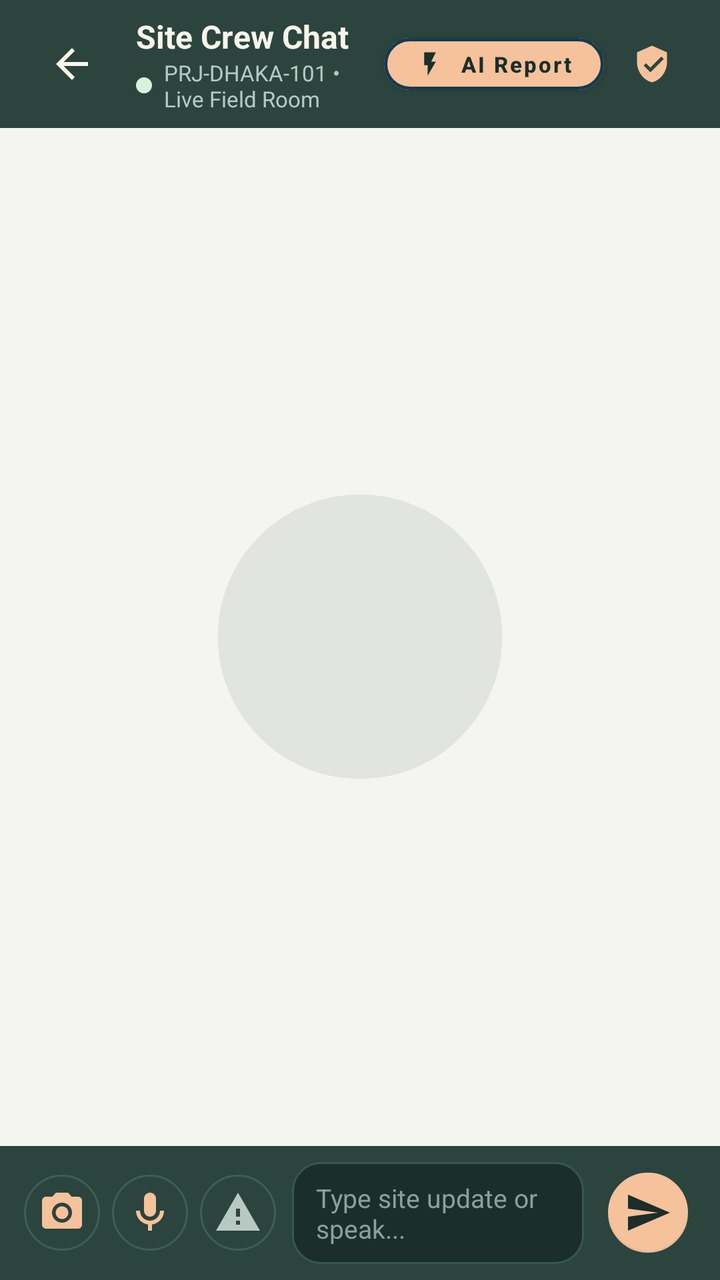
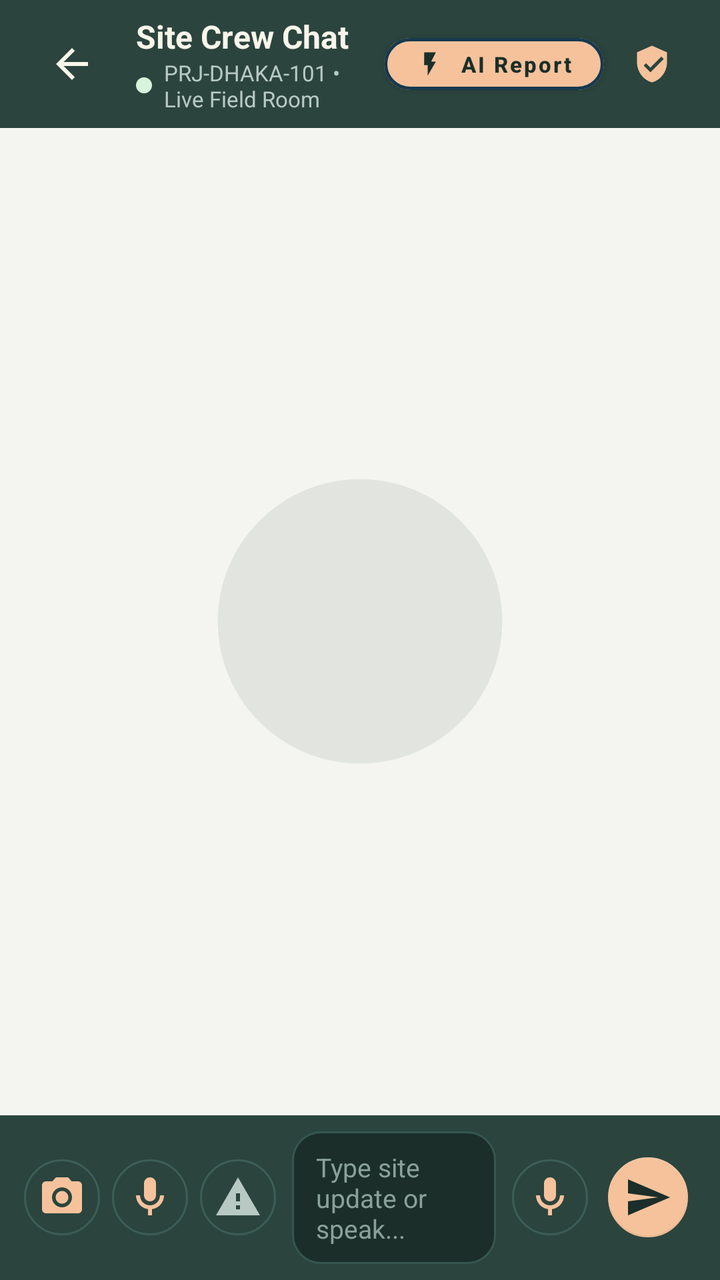

Two renders of the same Android screen: before a commit and after it. Below are the layout's source before the change and the commit's diff.
<!-- AndroidManifest.xml: application theme Theme.SiteSync -->
<!-- res/layout/activity_site_chat.xml -->
<?xml version="1.0" encoding="utf-8"?>
<LinearLayout xmlns:android="http://schemas.android.com/apk/res/android"
    xmlns:app="http://schemas.android.com/apk/res-auto"
    xmlns:tools="http://schemas.android.com/tools"
    android:layout_width="match_parent"
    android:layout_height="match_parent"
    android:orientation="vertical"
    android:background="@color/canvas_cream">

    
    <LinearLayout
        android:layout_width="match_parent"
        android:layout_height="64dp"
        android:background="@color/forest_card_dark"
        android:gravity="center_vertical"
        android:orientation="horizontal"
        android:paddingHorizontal="16dp">

        <ImageButton
            android:id="@+id/btnBackFromChat"
            android:layout_width="40dp"
            android:layout_height="40dp"
            android:background="?attr/selectableItemBackgroundBorderless"
            android:src="@drawable/ic_arrow_back"
            app:tint="@color/text_on_dark_primary" />

        <LinearLayout
            android:layout_width="0dp"
            android:layout_height="wrap_content"
            android:layout_weight="1"
            android:layout_marginStart="12dp"
            android:orientation="vertical">

            <TextView
                android:id="@+id/tvChatProjectTitle"
                android:layout_width="wrap_content"
                android:layout_height="wrap_content"
                android:text="Site Crew Chat"
                android:textColor="@color/text_on_dark_primary"
                android:textSize="16sp"
                android:textStyle="bold" />

            <LinearLayout
                android:layout_width="wrap_content"
                android:layout_height="wrap_content"
                android:gravity="center_vertical"
                android:orientation="horizontal">

                <View
                    android:layout_width="8dp"
                    android:layout_height="8dp"
                    android:background="@drawable/bg_badge_green"
                    android:layout_marginEnd="6dp" />

                <TextView
                    android:id="@+id/tvChatSubtitleCode"
                    android:layout_width="wrap_content"
                    android:layout_height="wrap_content"
                    android:text="PRJ-DHAKA-101 • Live Field Room"
                    android:textColor="@color/text_on_dark_secondary"
                    android:textSize="11sp" />
            </LinearLayout>
        </LinearLayout>

        <com.google.android.material.button.MaterialButton
            android:id="@+id/btnGenerateChatReport"
            android:layout_width="wrap_content"
            android:layout_height="38dp"
            android:text="AI Report"
            android:textColor="@color/forest_surface_deep"
            android:textSize="11sp"
            android:textStyle="bold"
            app:cornerRadius="19dp"
            app:backgroundTint="@color/peach_accent"
            app:icon="@drawable/ic_flash_on"
            app:iconTint="@color/forest_surface_deep"
            app:iconSize="14dp"
            android:textAllCaps="false"
            android:layout_marginEnd="6dp" />

        <ImageView
            android:id="@+id/btnChatFilterUrgent"
            android:layout_width="36dp"
            android:layout_height="36dp"
            android:padding="8dp"
            android:src="@drawable/ic_shield"
            app:tint="@color/peach_accent"
            android:background="?attr/selectableItemBackgroundBorderless"
            android:contentDescription="Urgent filter" />
    </LinearLayout>

    
    <FrameLayout
        android:layout_width="match_parent"
        android:layout_height="0dp"
        android:layout_weight="1">

        
        <ImageView
            android:id="@+id/ivChatWatermark"
            android:layout_width="160dp"
            android:layout_height="160dp"
            android:layout_gravity="center"
            android:src="@drawable/ic_sitesync_logo"
            app:tint="@color/forest_card_inset"
            android:alpha="0.09"
            android:contentDescription="Watermark" />

        
        <androidx.recyclerview.widget.RecyclerView
            android:id="@+id/rvChatMessages"
            android:layout_width="match_parent"
            android:layout_height="match_parent"
            android:clipToPadding="false"
            android:paddingTop="12dp"
            android:paddingBottom="12dp" />

        
        <LinearLayout
            android:id="@+id/layoutTypingIndicator"
            android:layout_width="wrap_content"
            android:layout_height="wrap_content"
            android:layout_gravity="bottom|start"
            android:layout_marginStart="16dp"
            android:layout_marginBottom="4dp"
            android:background="@drawable/bg_badge_pill_teal"
            android:orientation="horizontal"
            android:paddingHorizontal="10dp"
            android:paddingVertical="4dp"
            android:gravity="center_vertical"
            android:visibility="gone">

            <TextView
                android:id="@+id/tvTypingIndicator"
                android:layout_width="wrap_content"
                android:layout_height="wrap_content"
                android:text="Worker is typing..."
                android:textColor="@color/peach_accent"
                android:textSize="11sp"
                android:textStyle="italic" />
        </LinearLayout>
    </FrameLayout>

    
    <LinearLayout
        android:layout_width="match_parent"
        android:layout_height="wrap_content"
        android:background="@color/forest_card_dark"
        android:gravity="center_vertical"
        android:orientation="horizontal"
        android:paddingHorizontal="12dp"
        android:paddingVertical="8dp">

        
        <ImageButton
            android:id="@+id/btnAttachPhoto"
            android:layout_width="38dp"
            android:layout_height="38dp"
            android:background="@drawable/bg_pill_forest_action"
            android:src="@drawable/ic_camera"
            app:tint="@color/peach_accent"
            android:contentDescription="Attach Photo" />

        
        <ImageButton
            android:id="@+id/btnVoiceToText"
            android:layout_width="38dp"
            android:layout_height="38dp"
            android:layout_marginStart="6dp"
            android:background="@drawable/bg_pill_forest_action"
            android:src="@drawable/ic_mic"
            app:tint="@color/peach_accent"
            android:contentDescription="Voice to text" />

        
        <ImageButton
            android:id="@+id/btnToggleUrgent"
            android:layout_width="38dp"
            android:layout_height="38dp"
            android:layout_marginStart="6dp"
            android:background="@drawable/bg_pill_forest_action"
            android:src="@drawable/ic_warning_hazard"
            app:tint="@color/text_on_dark_secondary"
            android:contentDescription="Toggle Urgent" />

        <EditText
            android:id="@+id/etChatMessageInput"
            android:layout_width="0dp"
            android:layout_height="wrap_content"
            android:layout_weight="1"
            android:layout_marginHorizontal="8dp"
            android:background="@drawable/bg_forest_input"
            android:hint="Type site update or speak..."
            android:textColorHint="@color/text_on_dark_muted"
            android:textColor="@color/text_on_dark_primary"
            android:textSize="13sp"
            android:paddingHorizontal="12dp"
            android:paddingVertical="9dp"
            android:maxLines="3" />

        <com.google.android.material.floatingactionbutton.FloatingActionButton
            android:id="@+id/btnSendChatMessage"
            android:layout_width="wrap_content"
            android:layout_height="wrap_content"
            app:fabCustomSize="40dp"
            app:elevation="0dp"
            app:backgroundTint="@color/peach_accent"
            app:tint="@color/forest_surface_deep"
            android:src="@drawable/ic_send"
            android:contentDescription="Send" />
    </LinearLayout>
</LinearLayout>
<!-- resources referenced by this layout -->
<resources>
  <color name="canvas_cream">#F4F5F0</color>
  <color name="forest_card_dark">#FF2B443E</color>
  <color name="forest_card_inset">#1F342F</color>
  <color name="forest_surface_deep">#FF1B2E29</color>
  <color name="peach_accent">#F5C29B</color>
  <color name="text_on_dark_muted">#89A19A</color>
  <color name="text_on_dark_primary">#F9F5EB</color>
  <color name="text_on_dark_secondary">#B8C9C3</color>
  <!-- drawable bg_badge_green (drawable) -->
  <?xml version="1.0" encoding="utf-8"?>
  <shape xmlns:android="http://schemas.android.com/apk/res/android"
      android:shape="rectangle">
      <solid android:color="@color/badge_green_bg" />
      <corners android:radius="14dp" />
  </shape>
  <!-- drawable bg_badge_pill_teal (drawable) -->
  <?xml version="1.0" encoding="utf-8"?>
  <shape xmlns:android="http://schemas.android.com/apk/res/android"
      android:shape="rectangle">
      <solid android:color="@color/forest_card_dark" />
      <corners android:radius="16dp" />
      <stroke
          android:width="1dp"
          android:color="@color/forest_stroke" />
  </shape>
  <!-- drawable bg_pill_forest_action (drawable) -->
  <?xml version="1.0" encoding="utf-8"?>
  <shape xmlns:android="http://schemas.android.com/apk/res/android"
      android:shape="rectangle">
      <solid android:color="@color/forest_card_dark" />
      <stroke
          android:width="1dp"
          android:color="@color/forest_stroke" />
      <corners android:radius="28dp" />
  </shape>
  <!-- drawable ic_arrow_back (drawable) -->
  <vector xmlns:android="http://schemas.android.com/apk/res/android"
      android:width="24dp"
      android:height="24dp"
      android:viewportWidth="24"
      android:viewportHeight="24">
      <path
          android:fillColor="#0F172A"
          android:pathData="M20,11H7.83l5.59,-5.59L12,4l-8,8 8,8 1.41,-1.41L7.83,13H20v-2z" />
  </vector>
  <!-- drawable ic_flash_on (drawable) -->
  <vector xmlns:android="http://schemas.android.com/apk/res/android"
      android:width="24dp"
      android:height="24dp"
      android:viewportWidth="24"
      android:viewportHeight="24">
    <path
        android:fillColor="#FFFFFFFF"
        android:pathData="M7,2v11h3v9l7,-12h-4l4,-8z"/>
  </vector>
  <!-- drawable ic_send (drawable) -->
  <vector xmlns:android="http://schemas.android.com/apk/res/android"
      android:width="20dp"
      android:height="20dp"
      android:viewportWidth="24"
      android:viewportHeight="24">
      <path
          android:fillColor="#2563EB"
          android:pathData="M2.01,21L23,12 2.01,3 2,10l15,2 -15,2z" />
  </vector>
  <!-- drawable ic_warning_hazard (drawable) -->
  <vector xmlns:android="http://schemas.android.com/apk/res/android"
      android:width="24dp"
      android:height="24dp"
      android:viewportWidth="24"
      android:viewportHeight="24">
      <path
          android:fillColor="#F59E0B"
          android:pathData="M1,21h22L12,2 1,21zM13,18h-2v-2h2v2zM13,14h-2v-4h2v4z"/>
  </vector>
  <color name="badge_green_bg">#D8F3DC</color>
  <color name="forest_stroke">#FF3D5E56</color>
  <color name="forest_stroke_subtle">#FF35574F</color>
  <color name="text_on_oxide_white">#FFFFFF</color>
  <color name="warm_ash_base">#EDE7DF</color>
  <color name="warm_ash_surface">#E5DFD6</color>
  <color name="oxide_blue_primary">#16394F</color>
  <color name="oxide_blue_dark">#0E2636</color>
  <color name="oxide_blue_light">#24526E</color>
  <color name="stroke_oxide_blue">#16394F</color>
  <color name="text_oxide_primary">#16394F</color>
  <color name="text_oxide_secondary">#4D6E82</color>
  <color name="text_oxide_muted">#7E98A8</color>
  <!-- unchanged entries left out for length: 6 -->
</resources>

<!-- the commit's change to res/layout/activity_site_chat.xml (unified diff, before → after) -->
@@ -173,6 +173,59 @@
             android:contentDescription="Voice to text" />
 
         
+        <LinearLayout
+            android:id="@+id/layoutVoiceRecordingPanel"
+            android:layout_width="match_parent"
+            android:layout_height="match_parent"
+            android:orientation="horizontal"
+            android:gravity="center_vertical"
+            android:background="@color/forest_dark"
+            android:paddingHorizontal="14dp"
+            android:visibility="gone">
+
+            <View
+                android:layout_width="12dp"
+                android:layout_height="12dp"
+                android:background="@drawable/bg_badge_urgent"
+                android:backgroundTint="@color/status_red" />
+
+            <TextView
+                android:id="@+id/tvVoiceRecordingTimer"
+                android:layout_width="0dp"
+                android:layout_height="wrap_content"
+                android:layout_weight="1"
+                android:layout_marginStart="10dp"
+                android:text="Recording Voice Note... 00:00"
+                android:textColor="@color/text_on_dark_primary"
+                android:textSize="13sp"
+                android:textStyle="bold" />
+
+            <com.google.android.material.button.MaterialButton
+                android:id="@+id/btnCancelVoiceRecording"
+                style="@style/Widget.MaterialComponents.Button.TextButton"
+                android:layout_width="wrap_content"
+                android:layout_height="36dp"
+                android:text="CANCEL"
+                android:textColor="@color/text_on_dark_muted"
+                android:textSize="11sp" />
+
+            <com.google.android.material.button.MaterialButton
+                android:id="@+id/btnSendVoiceRecording"
+                android:layout_width="wrap_content"
+                android:layout_height="36dp"
+                android:layout_marginStart="6dp"
+                android:text="SEND"
+                android:textColor="@color/forest_dark"
+                android:textSize="11sp"
+                android:textStyle="bold"
+                app:icon="@drawable/ic_send"
+                app:iconTint="@color/forest_dark"
+                app:iconSize="14dp"
+                app:backgroundTint="@color/peach_accent"
+                app:cornerRadius="18dp" />
+        </LinearLayout>
+
+        
         <ImageButton
             android:id="@+id/btnToggleUrgent"
             android:layout_width="38dp"
@@ -198,6 +251,17 @@
             android:paddingVertical="9dp"
             android:maxLines="3" />
 
+        
+        <ImageButton
+            android:id="@+id/btnRecordVoiceNote"
+            android:layout_width="38dp"
+            android:layout_height="38dp"
+            android:layout_marginEnd="6dp"
+            android:background="@drawable/bg_pill_forest_action"
+            android:src="@drawable/ic_mic"
+            app:tint="@color/peach_accent"
+            android:contentDescription="Record Voice Message" />
+
         <com.google.android.material.floatingactionbutton.FloatingActionButton
             android:id="@+id/btnSendChatMessage"
             android:layout_width="wrap_content"
<!-- resource entries referenced after the edit -->
@@ -3,8 +3,10 @@
   <color name="canvas_cream">#F4F5F0</color>
   <color name="forest_card_dark">#FF2B443E</color>
   <color name="forest_card_inset">#1F342F</color>
+  <color name="forest_dark">#1B2E29</color>
   <color name="forest_surface_deep">#FF1B2E29</color>
   <color name="peach_accent">#F5C29B</color>
+  <color name="status_red">#EF4444</color>
   <color name="text_on_dark_muted">#89A19A</color>
   <color name="text_on_dark_primary">#F9F5EB</color>
   <color name="text_on_dark_secondary">#B8C9C3</color>
@@ -24,6 +26,16 @@
       <stroke
           android:width="1dp"
           android:color="@color/forest_stroke" />
+  </shape>
+  <!-- drawable bg_badge_urgent (drawable) -->
+  <?xml version="1.0" encoding="utf-8"?>
+  <shape xmlns:android="http://schemas.android.com/apk/res/android"
+      android:shape="rectangle">
+      <solid android:color="#FEE2E2" />
+      <stroke
+          android:width="1dp"
+          android:color="#EF4444" />
+      <corners android:radius="12dp" />
   </shape>
   <!-- drawable bg_pill_forest_action (drawable) -->
   <?xml version="1.0" encoding="utf-8"?>
